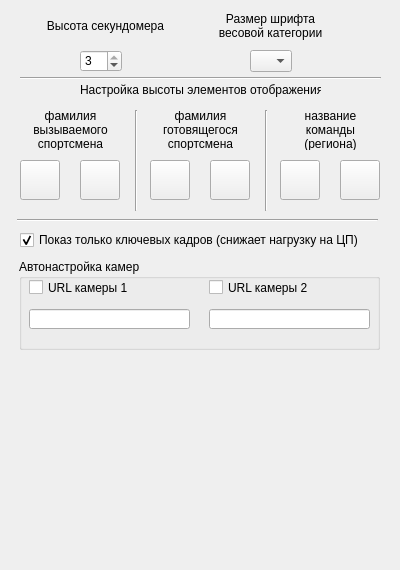
The window that FormView.ui (zak2791/Tabloh2H) describes before a commit, drawn with Qt 5.
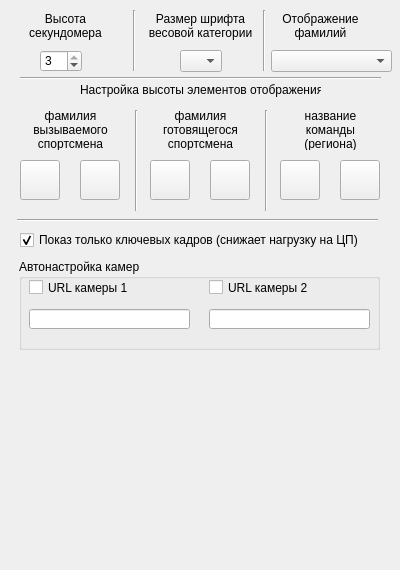
The same window after the commit. Icons and pictures are not drawn.

The edit to the form file:
```diff
--- a/FormView.ui
+++ b/FormView.ui
@@ -44,7 +44,7 @@
   <widget class="QSpinBox" name="sbSec">
    <property name="geometry">
     <rect>
-     <x>80</x>
+     <x>40</x>
      <y>50</y>
      <width>42</width>
      <height>22</height>
@@ -65,12 +65,13 @@
     <rect>
      <x>20</x>
      <y>10</y>
-     <width>171</width>
+     <width>91</width>
      <height>31</height>
     </rect>
    </property>
    <property name="text">
-    <string>Высота секундомера</string>
+    <string>Высота
+секундомера</string>
    </property>
    <property name="alignment">
     <set>Qt::AlignCenter</set>
@@ -388,9 +389,9 @@
   <widget class="QLabel" name="label_2">
    <property name="geometry">
     <rect>
-     <x>170</x>
+     <x>140</x>
      <y>10</y>
-     <width>201</width>
+     <width>121</width>
      <height>31</height>
     </rect>
    </property>
@@ -405,7 +406,7 @@
   <widget class="QComboBox" name="cmbFont">
    <property name="geometry">
     <rect>
-     <x>250</x>
+     <x>180</x>
      <y>50</y>
      <width>42</width>
      <height>22</height>
@@ -415,6 +416,62 @@
     <string/>
    </property>
   </widget>
+  <widget class="Line" name="line_5">
+   <property name="geometry">
+    <rect>
+     <x>126</x>
+     <y>10</y>
+     <width>16</width>
+     <height>61</height>
+    </rect>
+   </property>
+   <property name="orientation">
+    <enum>Qt::Vertical</enum>
+   </property>
+  </widget>
+  <widget class="Line" name="line_6">
+   <property name="geometry">
+    <rect>
+     <x>256</x>
+     <y>10</y>
+     <width>16</width>
+     <height>61</height>
+    </rect>
+   </property>
+   <property name="orientation">
+    <enum>Qt::Vertical</enum>
+   </property>
+  </widget>
+  <widget class="QLabel" name="label_3">
+   <property name="geometry">
+    <rect>
+     <x>260</x>
+     <y>10</y>
+     <width>121</width>
+     <height>31</height>
+    </rect>
+   </property>
+   <property name="text">
+    <string>Отображение
+фамилий</string>
+   </property>
+   <property name="alignment">
+    <set>Qt::AlignCenter</set>
+   </property>
+  </widget>
+  <widget class="QComboBox" name="cmbFam">
+   <property name="geometry">
+    <rect>
+     <x>271</x>
+     <y>50</y>
+     <width>121</width>
+     <height>22</height>
+    </rect>
+   </property>
+   <property name="currentText">
+    <string/>
+   </property>
+  </widget>
  </widget>
  <resources>
   <include location="res.qrc"/>
```
